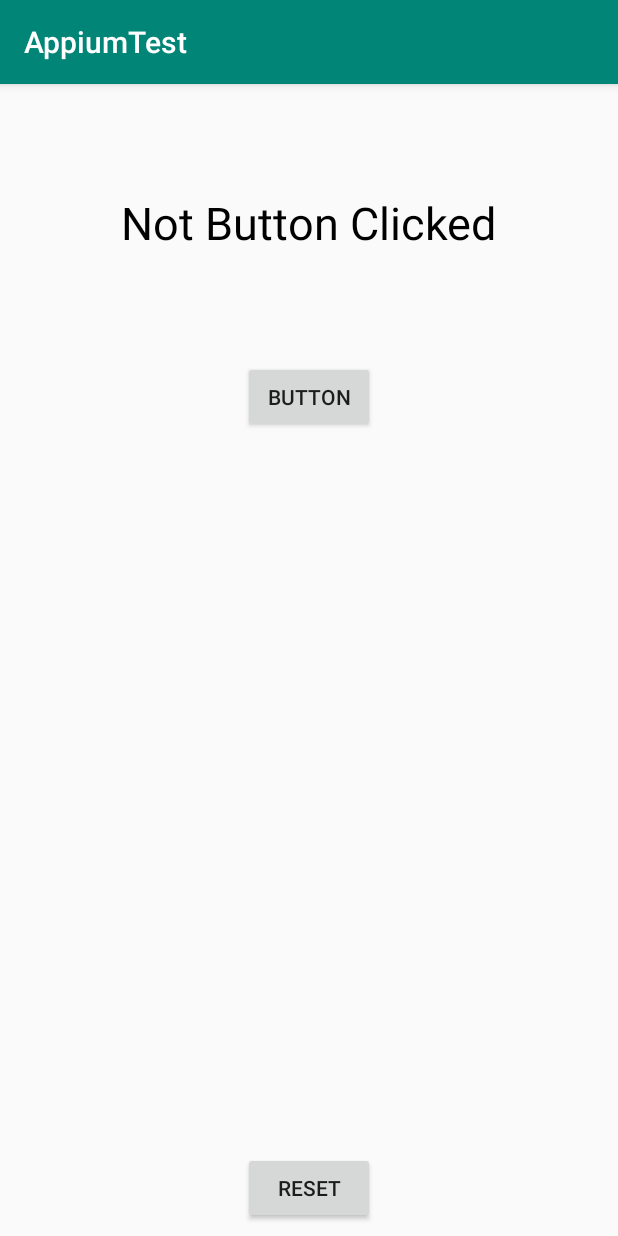
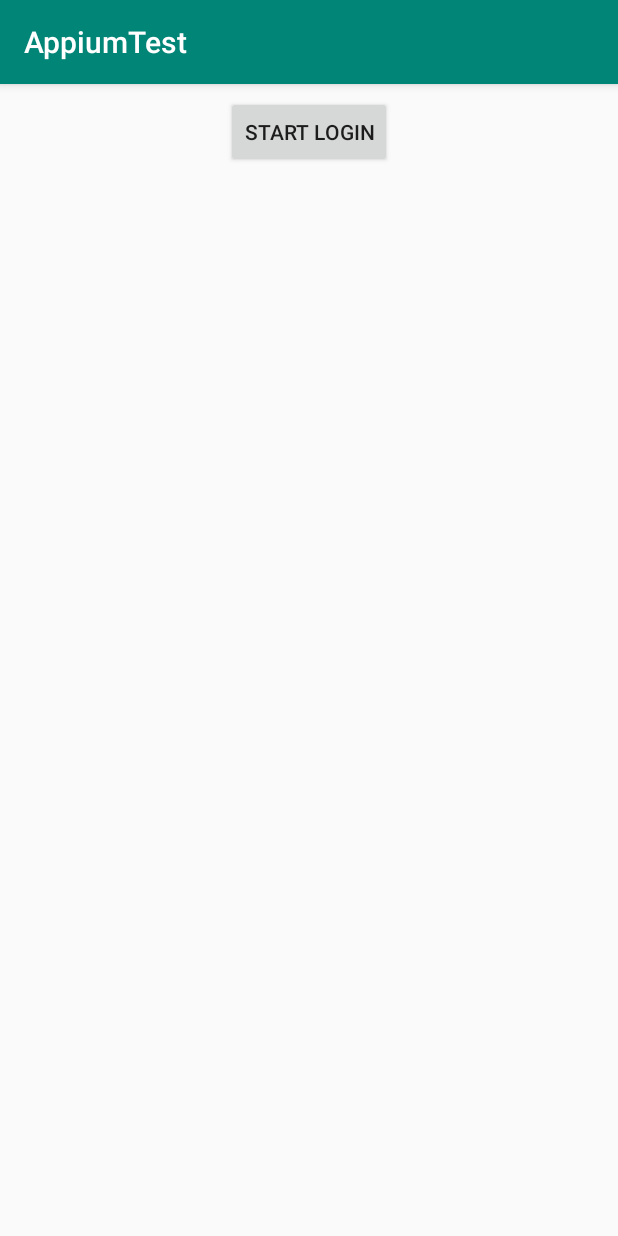
Before and after one commit to HyeRangKeum/Appium_AndroidTest, an Android app: the screen it shows after launch (MainActivity), on a phone screen of 412 x 824 dp. Run offline under Robolectric (Android 15) with nearby library versions, the phone set to English and light mode, and no system bars.

Commit message:
로그인 화면 레이아웃 구현

```diff
--- a/app/src/main/AndroidManifest.xml
+++ b/app/src/main/AndroidManifest.xml
@@ -16,6 +16,7 @@
                 <category android:name="android.intent.category.LAUNCHER" />
             </intent-filter>
         </activity>
+        <activity android:name=".login.LoginActivity"/>
     </application>
 
 </manifest>
--- a/app/src/main/java/com/hyerang/appiumtest/MainActivity.kt
+++ b/app/src/main/java/com/hyerang/appiumtest/MainActivity.kt
@@ -1,5 +1,6 @@
 package com.hyerang.appiumtest
 
+import android.content.Intent
 import android.support.v7.app.AppCompatActivity
 import android.os.Bundle
 import kotlinx.android.synthetic.main.activity_main.*
@@ -18,21 +19,14 @@ class MainActivity : AppCompatActivity(), MainView {
     }
 
     private fun setButtonClick() {
-        resultButton.setOnClickListener {
-            mainPresenter.resultButtonClicked()
-        }
-
-        resetButton.setOnClickListener {
-            mainPresenter.resetButtonClicked()
+        startLoginButton.setOnClickListener {
+            mainPresenter.startLoginActivity()
         }
     }
 
-    override fun showResultButtonClickedText() {
-        resultTextView.text = "Button Clicked!"
-    }
 
-    override fun showResetButtonClickedText() {
-        resultTextView.text = "Not Button Clicked"
+    override fun showLoginActivity() {
+        startActivity(Intent())
     }
 
     override fun onDestroy() {
--- a/app/src/main/java/com/hyerang/appiumtest/MainView.kt
+++ b/app/src/main/java/com/hyerang/appiumtest/MainView.kt
@@ -2,7 +2,6 @@ package com.hyerang.appiumtest
 
 interface MainView {
 
-    fun showResultButtonClickedText()
-    fun showResetButtonClickedText()
+    fun showLoginActivity()
 
 }
--- a/app/src/main/res/layout/activity_main.xml
+++ b/app/src/main/res/layout/activity_main.xml
@@ -6,44 +6,18 @@
     android:layout_height="match_parent"
     tools:context=".MainActivity">
 
-    <TextView
-        android:id="@+id/resultTextView"
-        android:layout_width="wrap_content"
-        android:layout_height="wrap_content"
-        android:layout_marginTop="72dp"
-        android:textSize="30dp"
-        android:textColor="@android:color/black"
-        android:text="Not Button Clicked"
-        app:layout_constraintLeft_toLeftOf="parent"
-        app:layout_constraintRight_toRightOf="parent"
-        app:layout_constraintTop_toTopOf="parent" />
-
     <Button
-        android:id="@+id/resultButton"
+        android:id="@+id/startLoginButton"
         android:layout_width="wrap_content"
         android:layout_height="wrap_content"
         android:layout_marginStart="8dp"
         android:layout_marginLeft="8dp"
-        android:layout_marginTop="72dp"
+        android:layout_marginTop="8dp"
         android:layout_marginEnd="8dp"
         android:layout_marginRight="8dp"
-        android:text="Button"
+        android:text="start Login"
         app:layout_constraintEnd_toEndOf="parent"
         app:layout_constraintStart_toStartOf="parent"
-        app:layout_constraintTop_toBottomOf="@id/resultTextView" />
-
-    <Button
-        android:id="@+id/resetButton"
-        android:layout_width="wrap_content"
-        android:layout_height="wrap_content"
-        android:layout_marginStart="8dp"
-        android:layout_marginLeft="8dp"
-        android:layout_marginEnd="8dp"
-        android:layout_marginRight="8dp"
-        android:layout_marginBottom="8dp"
-        android:text="Reset"
-        app:layout_constraintBottom_toBottomOf="parent"
-        app:layout_constraintEnd_toEndOf="parent"
-        app:layout_constraintStart_toStartOf="parent" />
+        app:layout_constraintTop_toTopOf="parent" />
 
 </android.support.constraint.ConstraintLayout>
```
Also changed, not shown: app/src/main/java/com/hyerang/appiumtest/MainPresenter.kt (+2 -5 lines).
